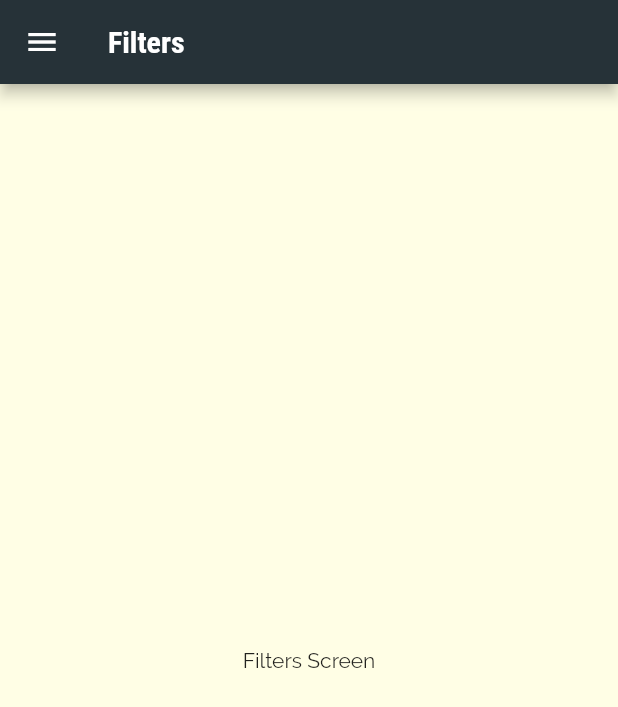
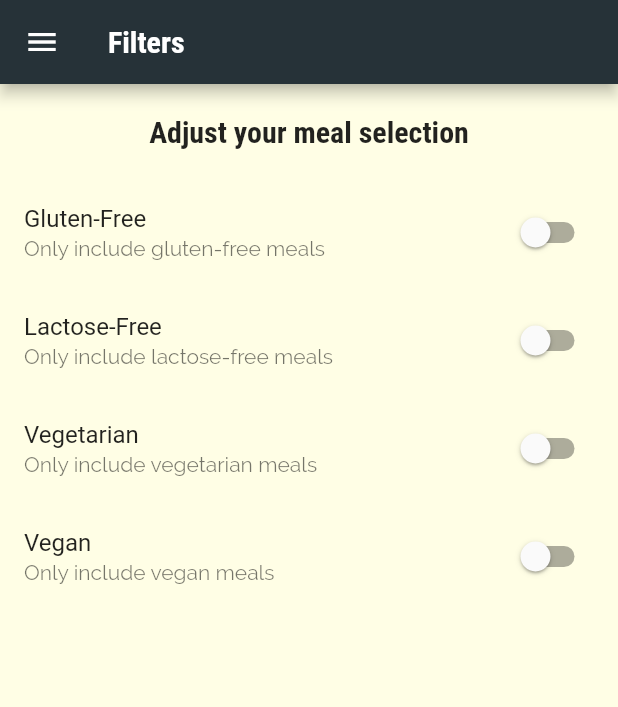
Before and after one commit to EliezerAmbion/flutter_meals_app, a Flutter app: the FiltersScreen screen opened by its route, on a phone screen of 412 x 824 dp. Shown: the top 707 px of the screen. Run offline on Flutter 3.47's test engine with Material 2 defaults, Android fonts, the phone set to English and light mode, and no system bars.

Commit message:
add filter screen

```diff
--- a/lib/screens/filters_screen.dart
+++ b/lib/screens/filters_screen.dart
@@ -2,8 +2,33 @@ import 'package:flutter/material.dart';
 
 import '/widgets/main_drawer.dart';
 
-class FiltersScreen extends StatelessWidget {
+class FiltersScreen extends StatefulWidget {
   static const routeName = '/filters';
+
+  @override
+  State<FiltersScreen> createState() => _FiltersScreenState();
+}
+
+class _FiltersScreenState extends State<FiltersScreen> {
+  bool _isGlutenFree = false;
+  bool _isVegetarian = false;
+  bool _isVegan = false;
+  bool _isLactoseFree = false;
+
+  Widget _buildSwitchListTile(
+    String title,
+    String description,
+    bool currentValue,
+    Function(bool) updateValue,
+  ) {
+    return SwitchListTile(
+      activeColor: Theme.of(context).colorScheme.secondary,
+      title: Text(title),
+      subtitle: Text(description),
+      value: currentValue,
+      onChanged: updateValue,
+    );
+  }
 
   @override
   Widget build(BuildContext context) {
@@ -12,8 +37,70 @@ class FiltersScreen extends StatelessWidget {
         title: Text('Filters'),
       ),
       drawer: const MainDrawer(), // Drawer
-      body: const Center(
-        child: Text('Filters Screen'),
+      body: Column(
+        children: [
+          Container(
+            padding: const EdgeInsets.all(20),
+            child: Text(
+              'Adjust your meal selection',
+              style: Theme.of(context).textTheme.titleLarge,
+            ),
+          ),
+          Expanded(
+            child: ListView(
+              children: [
+                _buildSwitchListTile(
+                  'Gluten-Free',
+                  'Only include gluten-free meals',
+                  _isGlutenFree,
+                  (newvalue) {
+                    setState(
+                      () {
+                        _isGlutenFree = newvalue;
+                      },
+                    );
+                  },
+                ),
+                _buildSwitchListTile(
+                  'Lactose-Free',
+                  'Only include lactose-free meals',
+                  _isLactoseFree,
+                  (newvalue) {
+                    setState(
+                      () {
+                        _isLactoseFree = newvalue;
+                      },
+                    );
+                  },
+                ),
+                _buildSwitchListTile(
+                  'Vegetarian',
+                  'Only include vegetarian meals',
+                  _isVegetarian,
+                  (newvalue) {
+                    setState(
+                      () {
+                        _isVegetarian = newvalue;
+                      },
+                    );
+                  },
+                ),
+                _buildSwitchListTile(
+                  'Vegan',
+                  'Only include vegan meals',
+                  _isVegan,
+                  (newvalue) {
+                    setState(
+                      () {
+                        _isVegan = newvalue;
+                      },
+                    );
+                  },
+                ),
+              ],
+            ),
+          )
+        ],
       ),
     );
   }
```
